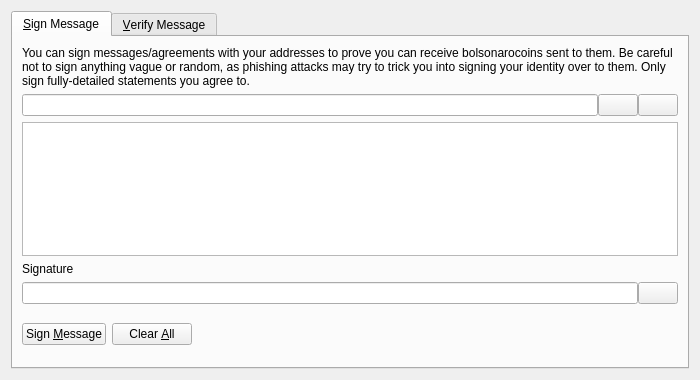
First picture: the form in src/qt/forms/signverifymessagedialog.ui, repository mitocoinorg/mitocoin, before the edit.
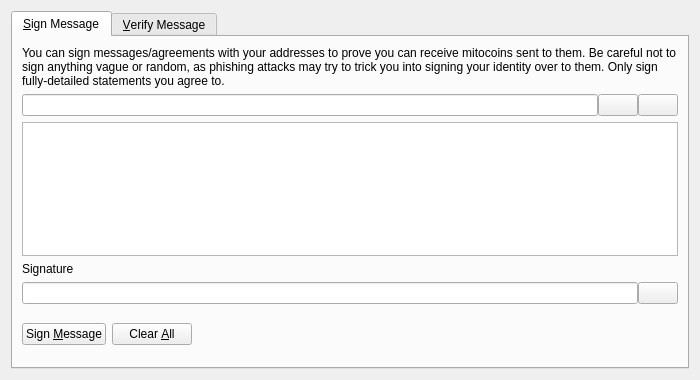
Second picture: the form after the edit. Icons and pictures are not drawn. Custom widgets are drawn as their Qt base class.

```diff
--- a/src/qt/forms/signverifymessagedialog.ui
+++ b/src/qt/forms/signverifymessagedialog.ui
@@ -30,7 +30,7 @@
        <item>
         <widget class="QLabel" name="infoLabel_SM">
          <property name="text">
-          <string>You can sign messages/agreements with your addresses to prove you can receive bolsonarocoins sent to them. Be careful not to sign anything vague or random, as phishing attacks may try to trick you into signing your identity over to them. Only sign fully-detailed statements you agree to.</string>
+          <string>You can sign messages/agreements with your addresses to prove you can receive mitocoins sent to them. Be careful not to sign anything vague or random, as phishing attacks may try to trick you into signing your identity over to them. Only sign fully-detailed statements you agree to.</string>
          </property>
          <property name="textFormat">
           <enum>Qt::PlainText</enum>
```
Left out of the diff: 8 changed lines with no effect on the pictures.
